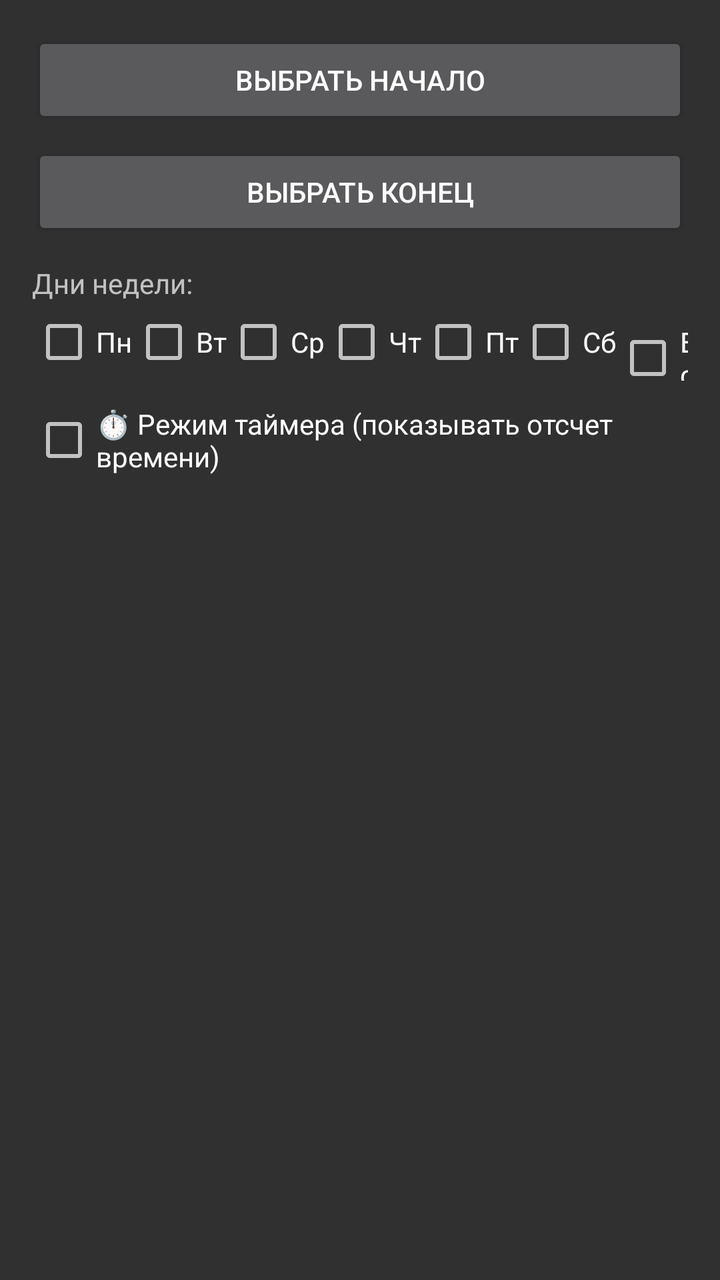
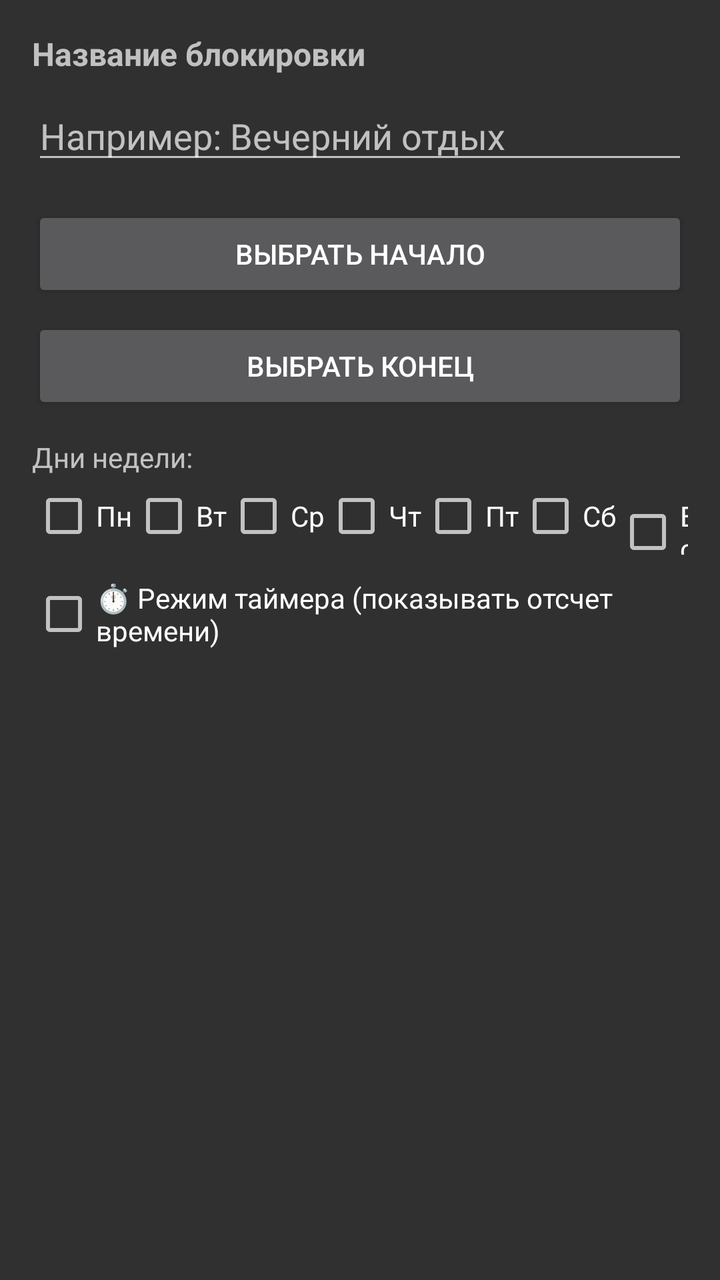

Screens rendered from an Android XML layout before and after an edit, with the pre-edit source and the edit as a unified diff.
<!-- AndroidManifest.xml: application theme Theme.StrictHabitsApp -->
<!-- res/layout/dialog_add_block.xml -->
<?xml version="1.0" encoding="utf-8"?>
<ScrollView xmlns:android="http://schemas.android.com/apk/res/android"
    android:layout_width="match_parent"
    android:layout_height="wrap_content"
    android:padding="16dp">

    <LinearLayout
        android:layout_width="match_parent"
        android:layout_height="wrap_content"
        android:orientation="vertical">

        <Button
            android:id="@+id/btnSelectStartTime"
            android:layout_width="match_parent"
            android:layout_height="wrap_content"
            android:text="Выбрать начало"/>

        <Button
            android:id="@+id/btnSelectEndTime"
            android:layout_width="match_parent"
            android:layout_height="wrap_content"
            android:layout_marginTop="8dp"
            android:text="Выбрать конец"/>

        <TextView
            android:layout_width="wrap_content"
            android:layout_height="wrap_content"
            android:layout_marginTop="12dp"
            android:text="Дни недели:"/>

        <LinearLayout
            android:layout_width="match_parent"
            android:layout_height="wrap_content"
            android:orientation="horizontal"
            android:layout_marginTop="4dp">

            <CheckBox
                android:id="@+id/chkMon"
                android:layout_width="wrap_content"
                android:layout_height="wrap_content"
                android:text="Пн"/>
            <CheckBox
                android:id="@+id/chkTue"
                android:layout_width="wrap_content"
                android:layout_height="wrap_content"
                android:text="Вт"/>
            <CheckBox
                android:id="@+id/chkWed"
                android:layout_width="wrap_content"
                android:layout_height="wrap_content"
                android:text="Ср"/>
            <CheckBox
                android:id="@+id/chkThu"
                android:layout_width="wrap_content"
                android:layout_height="wrap_content"
                android:text="Чт"/>
            <CheckBox
                android:id="@+id/chkFri"
                android:layout_width="wrap_content"
                android:layout_height="wrap_content"
                android:text="Пт"/>
            <CheckBox
                android:id="@+id/chkSat"
                android:layout_width="wrap_content"
                android:layout_height="wrap_content"
                android:text="Сб"/>
            <CheckBox
                android:id="@+id/chkSun"
                android:layout_width="wrap_content"
                android:layout_height="wrap_content"
                android:text="Вс"/>
        </LinearLayout>

        <CheckBox
            android:id="@+id/chkTimerMode"
            android:layout_width="wrap_content"
            android:layout_height="wrap_content"
            android:layout_marginTop="12dp"
            android:text="⏱️ Режим таймера (показывать отсчет времени)"/>

    </LinearLayout>
</ScrollView>
<!-- resources referenced by this layout -->
<resources>
  <style name="Theme.StrictHabitsApp" parent="Theme.AppCompat.NoActionBar">
          <item name="colorPrimary">#D32F2F</item>
          <item name="colorPrimaryDark">#B71C1C</item>
          <item name="colorAccent">#FF9800</item>
      </style>
</resources>

<!-- the commit's change to res/layout/dialog_add_block.xml (unified diff, before → after) -->
@@ -8,6 +8,22 @@
         android:layout_width="match_parent"
         android:layout_height="wrap_content"
         android:orientation="vertical">
+
+        <TextView
+            android:layout_width="wrap_content"
+            android:layout_height="wrap_content"
+            android:text="Название блокировки"
+            android:textSize="16sp"
+            android:textStyle="bold"
+            android:layout_marginBottom="8dp"/>
+
+        <EditText
+            android:id="@+id/etBlockName"
+            android:layout_width="match_parent"
+            android:layout_height="wrap_content"
+            android:hint="Например: Вечерний отдых"
+            android:inputType="text"
+            android:layout_marginBottom="16dp"/>
 
         <Button
             android:id="@+id/btnSelectStartTime"
